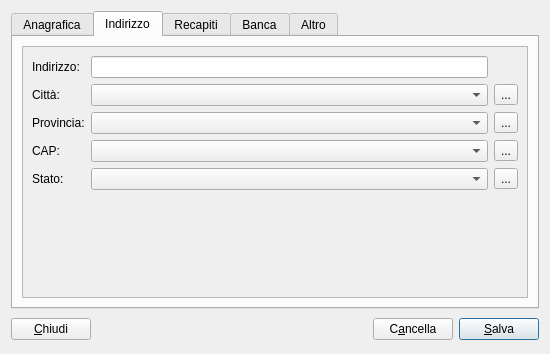
Above: moduleAnagrafica/anagraficaadddialog.ui from kvsd/Gestionale before the change. Below: the same form after it.
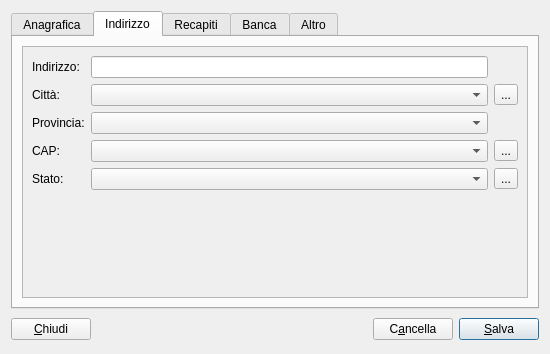
That is the form after the change. The open tabs and pages were chosen to show the change.

Diff of the .ui file:
```diff
--- a/moduleAnagrafica/anagraficaadddialog.ui
+++ b/moduleAnagrafica/anagraficaadddialog.ui
@@ -289,13 +289,6 @@
                </property>
               </widget>
              </item>
-             <item row="2" column="2">
-              <widget class="QToolButton" name="provinciaDlgPB">
-               <property name="text">
-                <string>...</string>
-               </property>
-              </widget>
-             </item>
              <item row="3" column="0">
               <widget class="QLabel" name="label_25">
                <property name="text">
```
Left out of the diff: 17 changed lines with no effect on the pictures.
